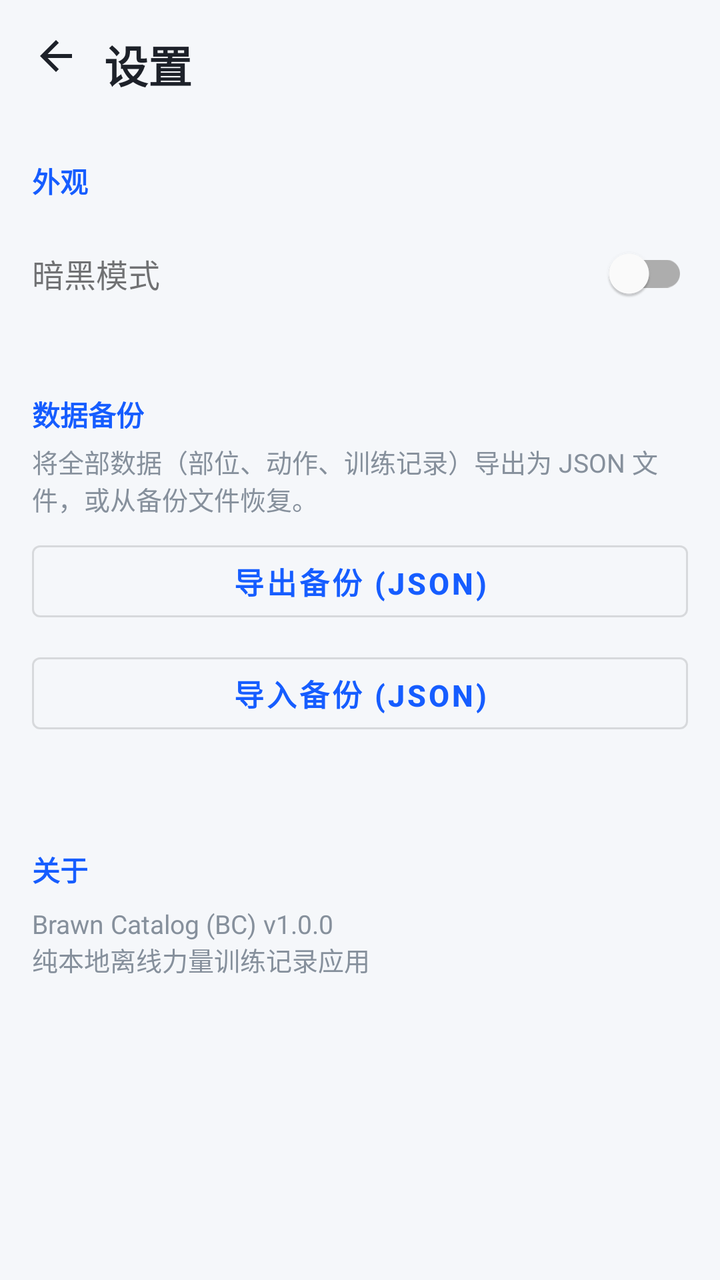
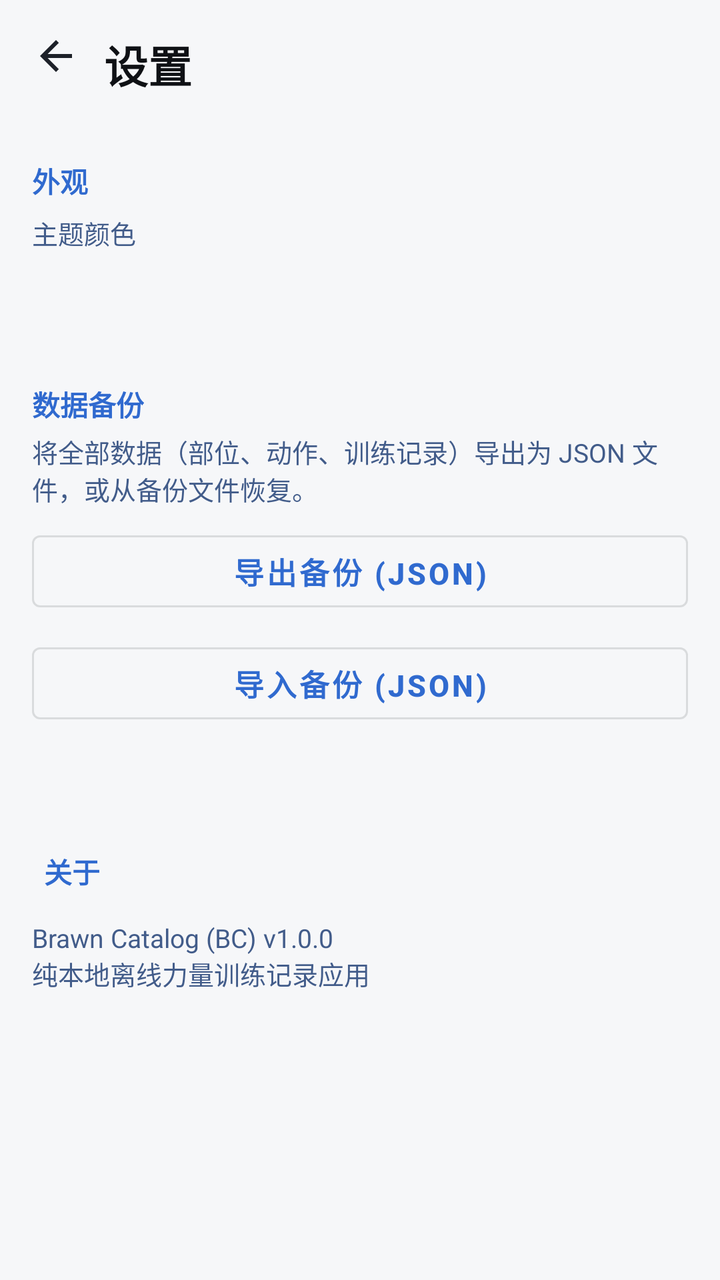

An Android layout rendered at two revisions. The XML below is the earlier revision; the diff shows what the commit changed to produce the second picture.
<!-- AndroidManifest.xml: application theme Theme.BrawnCatalog -->
<!-- res/layout/activity_settings.xml -->
<?xml version="1.0" encoding="utf-8"?>
<androidx.constraintlayout.widget.ConstraintLayout
    xmlns:android="http://schemas.android.com/apk/res/android"
    xmlns:app="http://schemas.android.com/apk/res-auto"
    android:layout_width="match_parent"
    android:layout_height="match_parent">

    <ImageButton
        android:id="@+id/buttonBack"
        android:layout_width="40dp"
        android:layout_height="40dp"
        android:layout_marginStart="8dp"
        android:layout_marginTop="8dp"
        android:background="?attr/selectableItemBackgroundBorderless"
        android:contentDescription="返回"
        android:src="@drawable/ic_back_arrow"
        app:layout_constraintStart_toStartOf="parent"
        app:layout_constraintTop_toTopOf="parent" />

    <TextView
        android:id="@+id/textViewTitle"
        android:layout_width="wrap_content"
        android:layout_height="wrap_content"
        android:layout_marginStart="52dp"
        android:layout_marginTop="16dp"
        android:text="设置"
        android:textColor="@color/bc_text_primary"
        android:textSize="22sp"
        android:textStyle="bold"
        app:layout_constraintStart_toStartOf="parent"
        app:layout_constraintTop_toTopOf="parent" />

    <ScrollView
        android:layout_width="0dp"
        android:layout_height="0dp"
        android:layout_marginTop="64dp"
        app:layout_constraintBottom_toBottomOf="parent"
        app:layout_constraintEnd_toEndOf="parent"
        app:layout_constraintStart_toStartOf="parent"
        app:layout_constraintTop_toTopOf="parent">

        <LinearLayout
            android:layout_width="match_parent"
            android:layout_height="wrap_content"
            android:orientation="vertical"
            android:padding="16dp">

            
            <TextView
                android:layout_width="wrap_content"
                android:layout_height="wrap_content"
                android:text="外观"
                android:textColor="?attr/colorPrimary"
                android:textSize="14sp"
                android:textStyle="bold" />

            <LinearLayout
                android:layout_width="match_parent"
                android:layout_height="wrap_content"
                android:background="?attr/selectableItemBackground"
                android:gravity="center_vertical"
                android:orientation="horizontal"
                android:paddingVertical="12dp">

                <TextView
                    android:layout_width="0dp"
                    android:layout_height="wrap_content"
                    android:layout_weight="1"
                    android:text="暗黑模式"
                    android:textSize="16sp" />

                <com.google.android.material.switchmaterial.SwitchMaterial
                    android:id="@+id/switchDarkMode"
                    android:layout_width="wrap_content"
                    android:layout_height="wrap_content" />
            </LinearLayout>

            
            <TextView
                android:layout_width="wrap_content"
                android:layout_height="wrap_content"
                android:layout_marginTop="24dp"
                android:text="数据备份"
                android:textColor="?attr/colorPrimary"
                android:textSize="14sp"
                android:textStyle="bold" />

            <TextView
                android:layout_width="match_parent"
                android:layout_height="wrap_content"
                android:layout_marginTop="4dp"
                android:layout_marginBottom="8dp"
                android:text="将全部数据（部位、动作、训练记录）导出为 JSON 文件，或从备份文件恢复。"
                android:textColor="?android:attr/textColorSecondary"
                android:textSize="13sp" />

            <com.google.android.material.button.MaterialButton
                android:id="@+id/buttonExport"
                android:layout_width="match_parent"
                android:layout_height="wrap_content"
                android:text="导出备份 (JSON)"
                style="@style/Widget.MaterialComponents.Button.OutlinedButton" />

            <com.google.android.material.button.MaterialButton
                android:id="@+id/buttonImport"
                android:layout_width="match_parent"
                android:layout_height="wrap_content"
                android:layout_marginTop="8dp"
                android:text="导入备份 (JSON)"
                style="@style/Widget.MaterialComponents.Button.OutlinedButton" />

            <TextView
                android:id="@+id/textBackupStatus"
                android:layout_width="match_parent"
                android:layout_height="wrap_content"
                android:layout_marginTop="12dp"
                android:gravity="center"
                android:textColor="?attr/colorPrimary"
                android:textSize="13sp" />

            
            <TextView
                android:layout_width="wrap_content"
                android:layout_height="wrap_content"
                android:layout_marginTop="24dp"
                android:text="关于"
                android:textColor="?attr/colorPrimary"
                android:textSize="14sp"
                android:textStyle="bold" />

            <TextView
                android:layout_width="match_parent"
                android:layout_height="wrap_content"
                android:layout_marginTop="8dp"
                android:text="Brawn Catalog (BC) v1.0.0\n纯本地离线力量训练记录应用"
                android:textColor="?android:attr/textColorSecondary"
                android:textSize="13sp" />

        </LinearLayout>
    </ScrollView>

</androidx.constraintlayout.widget.ConstraintLayout>
<!-- resources referenced by this layout -->
<resources>
  <color name="bc_text_primary">#FF1D2129</color>
  <style name="Theme.BrawnCatalog" parent="Theme.MaterialComponents.DayNight.NoActionBar">
          <item name="colorPrimary">@color/bc_primary</item>
          <item name="colorPrimaryVariant">@color/bc_primary_dark</item>
          <item name="colorOnPrimary">@color/bc_on_primary</item>
          <item name="colorSecondary">@color/bc_accent</item>
          <item name="colorSecondaryVariant">@color/bc_accent_dark</item>
          <item name="colorOnSecondary">@color/bc_on_accent</item>
  
          
          <item name="android:textColorPrimary">@color/bc_text_primary</item>
          <item name="android:textColorSecondary">@color/bc_text_secondary</item>
  
          
          <item name="android:windowBackground">@color/window_background</item>
          <item name="android:statusBarColor">@color/window_background</item>
          <item name="android:navigationBarColor">@color/window_background</item>
  
          
          <item name="materialCardViewStyle">@style/Widget.BrawnCatalog.Card</item>
  
          
          <item name="materialButtonStyle">@style/Widget.BrawnCatalog.Button.Primary</item>
  
          
          <item name="textInputStyle">@style/Widget.BrawnCatalog.TextInputLayout</item>
  
          
          <item name="alertDialogTheme">@style/ThemeOverlay.BrawnCatalog.Dialog.Alert</item>
          <item name="android:alertDialogTheme">@style/ThemeOverlay.BrawnCatalog.Dialog.Alert</item>
          <item name="materialAlertDialogTheme">@style/ThemeOverlay.BrawnCatalog.Dialog.Alert</item>
  
          
          <item name="android:activityOpenEnterAnimation">@anim/slide_in_right</item>
          <item name="android:activityOpenExitAnimation">@anim/slide_out_left</item>
          <item name="android:activityCloseEnterAnimation">@anim/slide_in_left</item>
          <item name="android:activityCloseExitAnimation">@anim/slide_out_right</item>
      </style>
  <color name="bc_primary">#FF165DFF</color>
  <color name="bc_primary_dark">#FF0E42D2</color>
  <color name="bc_on_primary">#FFFFFFFF</color>
  <color name="bc_accent">#FFFF7043</color>
  <color name="bc_accent_dark">#FFE64A19</color>
  <color name="bc_on_accent">#FFFFFFFF</color>
  <color name="bc_text_secondary">#FF86909C</color>
  <color name="window_background">#FFF5F7FA</color>
  <style name="Widget.BrawnCatalog.Card" parent="Widget.MaterialComponents.CardView">
          <item name="cardBackgroundColor">@color/card_background</item>
          <item name="cardCornerRadius">16dp</item>
          <item name="cardElevation">4dp</item>
          <item name="strokeWidth">0dp</item>
      </style>
  <style name="Widget.BrawnCatalog.Button.Primary" parent="Widget.MaterialComponents.Button">
          <item name="android:background">@drawable/bg_button_primary</item>
          <item name="android:minHeight">48dp</item>
          <item name="android:textColor">@color/bc_on_primary</item>
          <item name="android:textSize">15sp</item>
          <item name="android:textStyle">bold</item>
          <item name="android:stateListAnimator">@animator/button_press_scale</item>
          <item name="rippleColor">#33FFFFFF</item>
          <item name="cornerRadius">14dp</item>
          <item name="backgroundTint">@null</item>
      </style>
  <style name="Widget.BrawnCatalog.TextInputLayout" parent="Widget.MaterialComponents.TextInputLayout.OutlinedBox">
          <item name="boxBackgroundColor">@color/bc_input_bg</item>
          <item name="boxStrokeWidth">1dp</item>
          <item name="boxStrokeWidthFocused">1dp</item>
          <item name="boxStrokeColor">@color/bc_input_stroke</item>
          <item name="boxCornerRadiusTopStart">12dp</item>
          <item name="boxCornerRadiusTopEnd">12dp</item>
          <item name="boxCornerRadiusBottomStart">12dp</item>
          <item name="boxCornerRadiusBottomEnd">12dp</item>
          <item name="hintTextColor">@color/bc_input_stroke</item>
      </style>
  <style name="ThemeOverlay.BrawnCatalog.Dialog.Alert" parent="ThemeOverlay.MaterialComponents.MaterialAlertDialog">
          <item name="android:windowBackground">@drawable/bg_dialog_alert</item>
          <item name="android:windowMinWidthMajor">85%</item>
          <item name="android:windowMinWidthMinor">85%</item>
          <item name="android:backgroundDimAmount">0.4</item>
          <item name="colorPrimary">@color/bc_primary</item>
          <item name="colorPrimaryVariant">@color/bc_primary_dark</item>
          <item name="colorOnPrimary">@color/bc_on_primary</item>
          <item name="colorAccent">@color/bc_primary</item>
          <item name="colorControlActivated">@color/bc_primary</item>
          <item name="android:textColorPrimary">@color/bc_text_primary</item>
          <item name="android:textColorSecondary">@color/bc_text_secondary</item>
          <item name="materialButtonStyle">@style/Widget.BrawnCatalog.Button.Primary</item>
      </style>
  <color name="card_background">#FFFFFFFF</color>
  <!-- drawable bg_button_primary (drawable) -->
  <?xml version="1.0" encoding="utf-8"?>
  <ripple xmlns:android="http://schemas.android.com/apk/res/android"
      android:color="#33FFFFFF">
  
      <item>
          <layer-list>
              
              <item>
                  <shape android:shape="rectangle">
                      <solid android:color="@color/bc_glow" />
                      <corners android:radius="14dp" />
                      <padding
                          android:bottom="3dp"
                          android:left="3dp"
                          android:right="3dp"
                          android:top="3dp" />
                  </shape>
              </item>
              
              <item>
                  <shape android:shape="rectangle">
                      <gradient
                          android:angle="0"
                          android:endColor="@color/bc_gradient_end"
                          android:startColor="@color/bc_gradient_start" />
                      <corners android:radius="14dp" />
                  </shape>
              </item>
          </layer-list>
      </item>
  </ripple>
  <color name="bc_input_bg">#FFFFFFFF</color>
  <!-- drawable bg_dialog_alert (drawable) -->
  <?xml version="1.0" encoding="utf-8"?>
  <shape xmlns:android="http://schemas.android.com/apk/res/android"
      android:shape="rectangle">
      <solid android:color="@color/card_background" />
      <corners android:radius="20dp" />
  </shape>
  <color name="bc_glow">#33165DFF</color>
  <color name="bc_gradient_end">#FF4080FF</color>
  <color name="bc_gradient_start">#FF165DFF</color>
  <!-- unchanged entries left out for length: 1 -->
</resources>

<!-- the commit's change to res/layout/activity_settings.xml (unified diff, before → after) -->
@@ -24,7 +24,7 @@
         android:layout_marginStart="52dp"
         android:layout_marginTop="16dp"
         android:text="设置"
-        android:textColor="@color/bc_text_primary"
+        android:textColor="?attr/bcTextPrimary"
         android:textSize="22sp"
         android:textStyle="bold"
         app:layout_constraintStart_toStartOf="parent"
@@ -54,26 +54,36 @@
                 android:textSize="14sp"
                 android:textStyle="bold" />
 
-            <LinearLayout
+            <TextView
+                android:layout_width="wrap_content"
+                android:layout_height="wrap_content"
+                android:layout_marginTop="6dp"
+                android:text="主题颜色"
+                android:textColor="?android:attr/textColorSecondary"
+                android:textSize="13sp" />
+
+            
+            <HorizontalScrollView
                 android:layout_width="match_parent"
                 android:layout_height="wrap_content"
-                android:background="?attr/selectableItemBackground"
-                android:gravity="center_vertical"
-                android:orientation="horizontal"
-                android:paddingVertical="12dp">
+                android:layout_marginTop="8dp"
+                android:scrollbars="none">
 
-                <TextView
-                    android:layout_width="0dp"
+                <LinearLayout
+                    android:id="@+id/themeSwatchContainer"
+                    android:layout_width="wrap_content"
                     android:layout_height="wrap_content"
-                    android:layout_weight="1"
-                    android:text="暗黑模式"
-                    android:textSize="16sp" />
+                    android:orientation="horizontal"
+                    android:paddingVertical="6dp" />
+            </HorizontalScrollView>
 
-                <com.google.android.material.switchmaterial.SwitchMaterial
-                    android:id="@+id/switchDarkMode"
-                    android:layout_width="wrap_content"
-                    android:layout_height="wrap_content" />
-            </LinearLayout>
+            <TextView
+                android:id="@+id/textCurrentTheme"
+                android:layout_width="wrap_content"
+                android:layout_height="wrap_content"
+                android:layout_marginTop="4dp"
+                android:textColor="?attr/colorPrimary"
+                android:textSize="13sp" />
 
             
             <TextView
@@ -120,9 +130,12 @@
 
             
             <TextView
+                android:id="@+id/textViewAbout"
                 android:layout_width="wrap_content"
                 android:layout_height="wrap_content"
                 android:layout_marginTop="24dp"
+                android:background="?attr/selectableItemBackground"
+                android:padding="6dp"
                 android:text="关于"
                 android:textColor="?attr/colorPrimary"
                 android:textSize="14sp"
<!-- resource entries referenced after the edit -->
@@ -1,53 +1,94 @@
 <!-- resources referenced by this layout -->
 <resources>
-  <color name="bc_text_primary">#FF1D2129</color>
-  <style name="Theme.BrawnCatalog" parent="Theme.MaterialComponents.DayNight.NoActionBar">
-          <item name="colorPrimary">@color/bc_primary</item>
-          <item name="colorPrimaryVariant">@color/bc_primary_dark</item>
-          <item name="colorOnPrimary">@color/bc_on_primary</item>
-          <item name="colorSecondary">@color/bc_accent</item>
-          <item name="colorSecondaryVariant">@color/bc_accent_dark</item>
-          <item name="colorOnSecondary">@color/bc_on_accent</item>
+  <style name="Theme.BrawnCatalog" parent="Theme.MaterialComponents.NoActionBar">
+          <item name="colorPrimary">@color/th_blue_primary</item>
+          <item name="colorPrimaryVariant">@color/th_blue_primary_dark</item>
+          <item name="colorOnPrimary">@color/th_blue_on_primary</item>
+          <item name="colorSecondary">@color/th_blue_accent</item>
+          <item name="colorSecondaryVariant">@color/th_blue_accent_dark</item>
+          <item name="colorOnSecondary">@color/th_blue_on_accent</item>
+          <item name="android:textColorPrimary">@color/th_blue_text_primary</item>
+          <item name="android:textColorSecondary">@color/th_blue_text_secondary</item>
+          <item name="bcPrimary">@color/th_blue_primary</item>
+          <item name="bcPrimaryDark">@color/th_blue_primary_dark</item>
+          <item name="bcPrimaryLight">@color/th_blue_primary_light</item>
+          <item name="bcPrimaryPale">@color/th_blue_primary_pale</item>
+          <item name="bcOnPrimary">@color/th_blue_on_primary</item>
+          <item name="bcAccent">@color/th_blue_accent</item>
+          <item name="bcAccentDark">@color/th_blue_accent_dark</item>
+          <item name="bcOnAccent">@color/th_blue_on_accent</item>
+          <item name="bcWindowBg">@color/th_blue_window_bg</item>
+          <item name="bcCardBg">@color/th_blue_card_bg</item>
+          <item name="bcHeaderBg">@color/th_blue_header_bg</item>
+          <item name="bcHomePageBg">@color/th_blue_home_page_bg</item>
+          <item name="bcTextPrimary">@color/th_blue_text_primary</item>
+          <item name="bcTextSecondary">@color/th_blue_text_secondary</item>
+          <item name="bcTextDisabled">@color/th_blue_text_disabled</item>
+          <item name="bcBorder">@color/th_blue_border</item>
+          <item name="bcBorderFocus">@color/th_blue_border_focus</item>
+          <item name="bcInputBg">@color/th_blue_input_bg</item>
+          <item name="bcInputStroke">@color/th_blue_input_stroke</item>
+          <item name="bcGradientStart">@color/th_blue_gradient_start</item>
+          <item name="bcGradientEnd">@color/th_blue_gradient_end</item>
+          <item name="bcGlow">@color/th_blue_glow</item>
+          <item name="bcRipple">@color/th_blue_ripple</item>
   
           
-          <item name="android:textColorPrimary">@color/bc_text_primary</item>
-          <item name="android:textColorSecondary">@color/bc_text_secondary</item>
+          <item name="bcStatusOk">@color/bc_status_ok</item>
+          <item name="bcStatusWarn">@color/bc_status_warn</item>
+          <item name="bcStatusLow">@color/bc_status_low</item>
   
           
-          <item name="android:windowBackground">@color/window_background</item>
-          <item name="android:statusBarColor">@color/window_background</item>
-          <item name="android:navigationBarColor">@color/window_background</item>
-  
-          
+          <item name="android:textColor">?attr/bcTextPrimary</item>
+          <item name="android:textColorHint">?attr/bcInputStroke</item>
+          <item name="colorSurface">?attr/bcCardBg</item>
+          <item name="colorSurfaceVariant">?attr/bcCardBg</item>
+          <item name="colorOnSurface">?attr/bcTextPrimary</item>
+          <item name="colorOnSurfaceVariant">?attr/bcTextSecondary</item>
+          <item name="colorOnBackground">?attr/bcTextPrimary</item>
+          <item name="android:windowBackground">@color/th_blue_window_bg</item>
+          <item name="android:statusBarColor">@color/th_blue_header_bg</item>
+          <item name="android:navigationBarColor">@color/th_blue_window_bg</item>
+          <item name="android:windowLightStatusBar">true</item>
           <item name="materialCardViewStyle">@style/Widget.BrawnCatalog.Card</item>
-  
-          
           <item name="materialButtonStyle">@style/Widget.BrawnCatalog.Button.Primary</item>
-  
-          
           <item name="textInputStyle">@style/Widget.BrawnCatalog.TextInputLayout</item>
-  
-          
           <item name="alertDialogTheme">@style/ThemeOverlay.BrawnCatalog.Dialog.Alert</item>
           <item name="android:alertDialogTheme">@style/ThemeOverlay.BrawnCatalog.Dialog.Alert</item>
           <item name="materialAlertDialogTheme">@style/ThemeOverlay.BrawnCatalog.Dialog.Alert</item>
-  
-          
           <item name="android:activityOpenEnterAnimation">@anim/slide_in_right</item>
           <item name="android:activityOpenExitAnimation">@anim/slide_out_left</item>
           <item name="android:activityCloseEnterAnimation">@anim/slide_in_left</item>
           <item name="android:activityCloseExitAnimation">@anim/slide_out_right</item>
       </style>
-  <color name="bc_primary">#FF165DFF</color>
-  <color name="bc_primary_dark">#FF0E42D2</color>
-  <color name="bc_on_primary">#FFFFFFFF</color>
-  <color name="bc_accent">#FFFF7043</color>
-  <color name="bc_accent_dark">#FFE64A19</color>
-  <color name="bc_on_accent">#FFFFFFFF</color>
-  <color name="bc_text_secondary">#FF86909C</color>
-  <color name="window_background">#FFF5F7FA</color>
+  <color name="th_blue_primary">#306ACF</color>
+  <color name="th_blue_primary_dark">#2254AA</color>
+  <color name="th_blue_on_primary">#FFFFFF</color>
+  <color name="th_blue_accent">#5845D3</color>
+  <color name="th_blue_accent_dark">#3F2CBA</color>
+  <color name="th_blue_on_accent">#FFFFFF</color>
+  <color name="th_blue_text_primary">#0F1115</color>
+  <color name="th_blue_text_secondary">#425C8A</color>
+  <color name="th_blue_primary_light">#7BA0E0</color>
+  <color name="th_blue_primary_pale">#E1E8F4</color>
+  <color name="th_blue_window_bg">#F6F7F9</color>
+  <color name="th_blue_card_bg">#E7EBF4</color>
+  <color name="th_blue_header_bg">#CBD7EB</color>
+  <color name="th_blue_home_page_bg">#F4F6F8</color>
+  <color name="th_blue_text_disabled">#9AA0A6</color>
+  <color name="th_blue_border">#D7DEEA</color>
+  <color name="th_blue_border_focus">#306ACF</color>
+  <color name="th_blue_input_bg">#FFFFFF</color>
+  <color name="th_blue_input_stroke">#C1C9D7</color>
+  <color name="th_blue_gradient_start">#306ACF</color>
+  <color name="th_blue_gradient_end">#7BA0E0</color>
+  <color name="th_blue_glow">#40306ACF</color>
+  <color name="th_blue_ripple">#33306ACF</color>
+  <color name="bc_status_ok">#FF2F9E6B</color>
+  <color name="bc_status_warn">#FFC8811F</color>
+  <color name="bc_status_low">#FFD0473F</color>
   <style name="Widget.BrawnCatalog.Card" parent="Widget.MaterialComponents.CardView">
-          <item name="cardBackgroundColor">@color/card_background</item>
+          <item name="cardBackgroundColor">?attr/bcCardBg</item>
           <item name="cardCornerRadius">16dp</item>
           <item name="cardElevation">4dp</item>
           <item name="strokeWidth">0dp</item>
@@ -55,7 +96,7 @@
   <style name="Widget.BrawnCatalog.Button.Primary" parent="Widget.MaterialComponents.Button">
           <item name="android:background">@drawable/bg_button_primary</item>
           <item name="android:minHeight">48dp</item>
-          <item name="android:textColor">@color/bc_on_primary</item>
+          <item name="android:textColor">?attr/bcOnPrimary</item>
           <item name="android:textSize">15sp</item>
           <item name="android:textStyle">bold</item>
           <item name="android:stateListAnimator">@animator/button_press_scale</item>
@@ -64,31 +105,33 @@
           <item name="backgroundTint">@null</item>
       </style>
   <style name="Widget.BrawnCatalog.TextInputLayout" parent="Widget.MaterialComponents.TextInputLayout.OutlinedBox">
-          <item name="boxBackgroundColor">@color/bc_input_bg</item>
+          <item name="boxBackgroundColor">?attr/bcInputBg</item>
           <item name="boxStrokeWidth">1dp</item>
           <item name="boxStrokeWidthFocused">1dp</item>
-          <item name="boxStrokeColor">@color/bc_input_stroke</item>
+          <item name="boxStrokeColor">?attr/bcInputStroke</item>
           <item name="boxCornerRadiusTopStart">12dp</item>
           <item name="boxCornerRadiusTopEnd">12dp</item>
           <item name="boxCornerRadiusBottomStart">12dp</item>
           <item name="boxCornerRadiusBottomEnd">12dp</item>
-          <item name="hintTextColor">@color/bc_input_stroke</item>
+          <item name="hintTextColor">?attr/bcInputStroke</item>
       </style>
   <style name="ThemeOverlay.BrawnCatalog.Dialog.Alert" parent="ThemeOverlay.MaterialComponents.MaterialAlertDialog">
           <item name="android:windowBackground">@drawable/bg_dialog_alert</item>
           <item name="android:windowMinWidthMajor">85%</item>
           <item name="android:windowMinWidthMinor">85%</item>
           <item name="android:backgroundDimAmount">0.4</item>
-          <item name="colorPrimary">@color/bc_primary</item>
-          <item name="colorPrimaryVariant">@color/bc_primary_dark</item>
-          <item name="colorOnPrimary">@color/bc_on_primary</item>
-          <item name="colorAccent">@color/bc_primary</item>
-          <item name="colorControlActivated">@color/bc_primary</item>
-          <item name="android:textColorPrimary">@color/bc_text_primary</item>
-          <item name="android:textColorSecondary">@color/bc_text_secondary</item>
+          <item name="colorPrimary">?attr/bcPrimary</item>
+          <item name="colorPrimaryVariant">?attr/bcPrimaryDark</item>
+          <item name="colorOnPrimary">?attr/bcOnPrimary</item>
+          <item name="colorAccent">?attr/bcPrimary</item>
+          <item name="colorControlActivated">?attr/bcPrimary</item>
+          <item name="android:textColorPrimary">?attr/bcTextPrimary</item>
+          <item name="android:textColorSecondary">?attr/bcTextSecondary</item>
+          
+          <item name="android:textColor">?attr/bcTextPrimary</item>
+          <item name="android:textColorAlertDialogListItem">?attr/bcTextPrimary</item>
           <item name="materialButtonStyle">@style/Widget.BrawnCatalog.Button.Primary</item>
       </style>
-  <color name="card_background">#FFFFFFFF</color>
   <!-- drawable bg_button_primary (drawable) -->
   <?xml version="1.0" encoding="utf-8"?>
   <ripple xmlns:android="http://schemas.android.com/apk/res/android"
@@ -99,39 +142,32 @@
               
               <item>
                   <shape android:shape="rectangle">
-                      <solid android:color="@color/bc_glow" />
-                      <corners android:radius="14dp" />
+                      <solid android:color="?attr/bcPrimaryLight" />
+                      <corners android:radius="16dp" />
                       <padding
-                          android:bottom="3dp"
-                          android:left="3dp"
-                          android:right="3dp"
-                          android:top="3dp" />
+                          android:bottom="2dp"
+                          android:left="2dp"
+                          android:right="2dp"
+                          android:top="2dp" />
                   </shape>
               </item>
               
               <item>
                   <shape android:shape="rectangle">
-                      <gradient
-                          android:angle="0"
-                          android:endColor="@color/bc_gradient_end"
-                          android:startColor="@color/bc_gradient_start" />
+                      <solid android:color="?attr/bcPrimaryDark" />
                       <corners android:radius="14dp" />
                   </shape>
               </item>
           </layer-list>
       </item>
   </ripple>
-  <color name="bc_input_bg">#FFFFFFFF</color>
   <!-- drawable bg_dialog_alert (drawable) -->
   <?xml version="1.0" encoding="utf-8"?>
   <shape xmlns:android="http://schemas.android.com/apk/res/android"
       android:shape="rectangle">
-      <solid android:color="@color/card_background" />
+      <solid android:color="?attr/bcCardBg" />
       <corners android:radius="20dp" />
   </shape>
-  <color name="bc_glow">#33165DFF</color>
-  <color name="bc_gradient_end">#FF4080FF</color>
-  <color name="bc_gradient_start">#FF165DFF</color>
   <!-- unchanged entries left out for length: 1 -->
 </resources>
 
